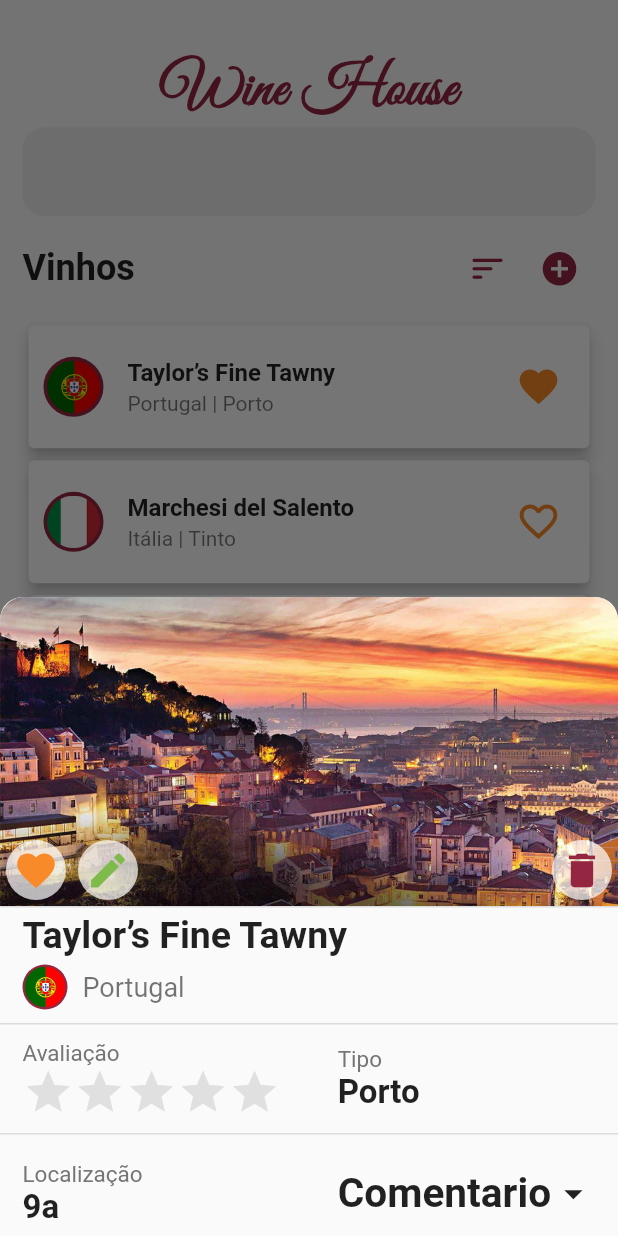
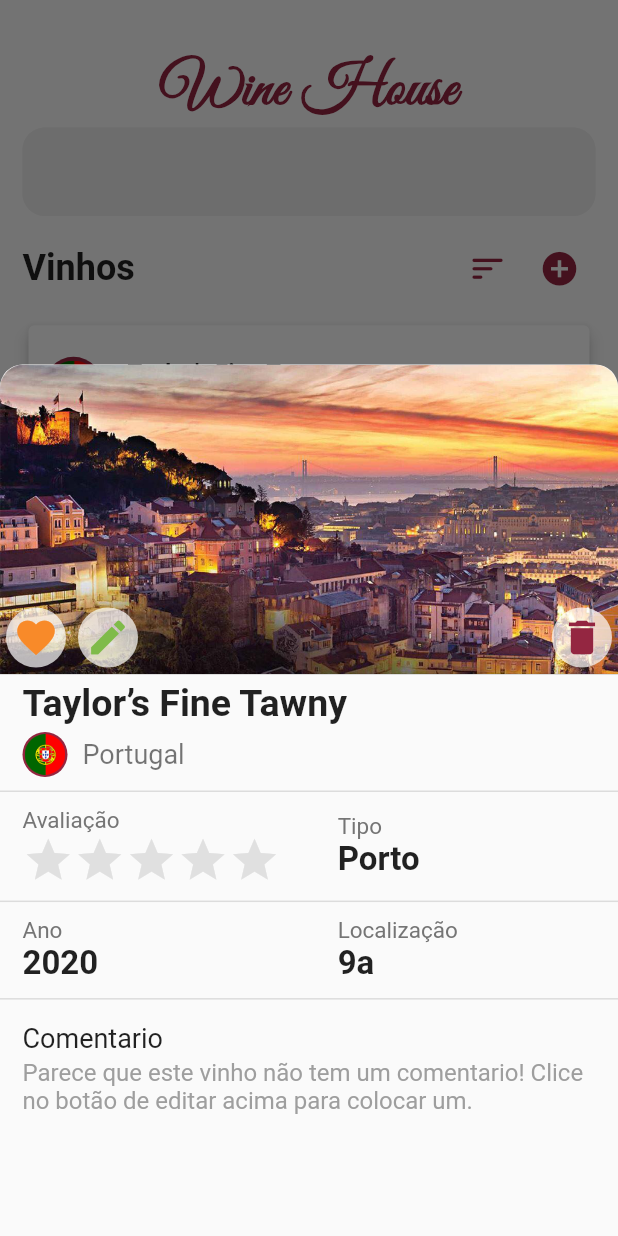
Before and after one commit to FredericoPM/Wine-House, a Flutter app: the screen it shows after launch, after a tap on the "favorite outline" icon, after a tap on "Taylor’s Fine Tawny", on a phone screen of 412 x 824 dp. Run offline on Flutter 3.47's test engine with Material 2 defaults, Android fonts, the phone set to English and light mode, and no system bars; drawn by our look-alikes of auto_size_text, flutter_rating_bar; our stand-ins replace flushbar.

Commit message:
Modal terminado e cadastro de dados ajustados

```diff
--- a/lib/controls/list.dart
+++ b/lib/controls/list.dart
@@ -2,40 +2,50 @@ import '../models/vinho.dart';
 class ListController{
   List<Vinho> _vinhos = [
     Vinho(
+        id: 0,
         nome: "Taylor’s Fine Tawny",
-      idade: 20,
+        ano: 2020,
         pais: "Portugal",
         tipo: "Porto",
-      localizacao: "9a"
+        localizacao: "9a",
+        nota: 0.0
     ),
     Vinho(
+        id: 1,
         nome: "Marchesi del Salento",
-      idade: 1,
+        ano: 2017,
         pais: "Itália",
         tipo: "Tinto",
-      localizacao: "9a"
+        localizacao: "9a",
+        nota: 0.0
     ),
     Vinho(
+        id: 2,
         nome: "Les Templiers Cabernet Sauvignon",
-      idade: 20,
+        ano: 2019,
         pais: "França",
         tipo: "Tinto Seco",
-      localizacao: "9a"
+        localizacao: "9a",
+        nota: 0.0
     ),
     Vinho(
+        id: 3,
         nome: "Famiglia Castellani Pinoti Grigio",
-      idade: 1,
+        ano: 2020,
         pais: "Itália",
         tipo: "Branco",
-      localizacao: "9a"
+        localizacao: "9a",
+        nota: 0.0
     ),
     Vinho(
+        id: 4,
         nome: "Carnivor Cabernet Sauvignon",
-      idade: 2017,
+        ano: 2017,
         pais: "Estados Unidos",
         tipo: "Tinto Meio Seco",
         localizacao: "9a",
-      comentario: "Elaborado com a Cabernet Sauvignon, considerada a rainha das uvas tintas, esse rótulo faz referência a ousadia e a audácia do topo da cadeia alimentar, os carnívoros. Com um estilo que agrada os mais diversos paladares, o Carnivor reúne tudo o que você procura em um vinho: personalidade, potência e sabor persistente."
+        nota: 0.0,
+        comentario: "Elaborado com a Cabernet Sauvignon, considerada a rainha das uvas tintas, esse rótulo faz referência a ousadia e a audácia do topo da cadeia alimentar, os carnívoros. Com um estilo que agrada os mais diversos paladares, o Carnivor reúne tudo o que você procura em um vinho: personalano, potência e sabor persistente."
     ),
   ];
   String _order = "nm";
@@ -90,19 +100,34 @@ class ListController{
         break;
     }
   }
+  int _lastId(){
+    int lastId = 0;
+    vinhos.forEach((v) {
+      if(v.id > lastId)
+        lastId = v.id;
+    });
+    return lastId;
+  }
+
   Future<void> add(Vinho v) async{
+    v.id = _lastId();
     vinhos.add(v);
   }
-
   void eddit(Vinho v, int index){
     vinhos[index] = v;
   }
-
   void remove(Vinho vinho){
     vinhos.removeWhere((v) => v.nome == vinho.nome &&  v.localizacao == vinho.localizacao);
   }
-
-  List<Vinho> search(string ){
-
+  Vinho search(int id){
+    List<Vinho> resultados = vinhos.where((v) => v.id == id).toList();
+    return resultados[0];
+  }
+  int searchIndex(int id){
+    for(int i=0; i<vinhos.length;i++){
+      if(vinhos[i].id == id)
+        return i;
+    }
+    return -1;
   }
 }
--- a/lib/models/vinho.dart
+++ b/lib/models/vinho.dart
@@ -1,7 +1,8 @@
 class Vinho {
+  int _id;
   String nome;
   String tipo;
-  int idade;
+  int ano;
   String pais;
   String localizacao;
   double nota;
@@ -9,8 +10,9 @@ class Vinho {
   bool favorito;
 
   Vinho({
+    id,
     this.nome,
-    this.idade,
+    this.ano,
     this.pais,
     this.tipo,
     this.localizacao,
@@ -18,16 +20,27 @@ class Vinho {
     this.comentario = "",
     this.favorito = false,
   }){
+    _id = id;
     nome = nome[0].toUpperCase() + nome.substring(1);
     pais = pais[0].toUpperCase() + pais.substring(1);
     tipo = tipo[0].toUpperCase() + tipo.substring(1);
+    if(localizacao == "")
+      localizacao = "Não informada";
+    if(ano == -1){
+      ano = DateTime.now().year;
+    }
   }
-
+  int get id{
+    return _id;
+  }
+  set id(int id){
+    _id = id;
+  }
 
 
   Vinho.fromJson(Map<String, dynamic> json) {
     nome = json['nome'];
-    idade = json['idade'];
+    ano = json['ano'];
     pais = json['pais'];
     tipo = json['tipo'];
     favorito = json['favorito'];
@@ -37,7 +50,7 @@ class Vinho {
   Map<String, dynamic> toJson() {
     final Map<String, dynamic> data = new Map<String, dynamic>();
     data['nome'] = this.nome;
-    data['idade'] = this.idade;
+    data['ano'] = this.ano;
     data['pais'] = this.pais;
     data['tipo'] = this.tipo;
     data['favorito'] = this.favorito;
--- a/lib/views/list.dart
+++ b/lib/views/list.dart
@@ -58,14 +58,16 @@ class _Main_listState extends State<Main_list> {
               controller.remove(vinho);
             });
             Navigator.of(context).pop();
-            showFlushbar(context, "Vinho deletado com sucesso", Theme.of(context).errorColor);
+            showFlushbar(context, "Vinho deletado com sucesso!", Theme.of(context).errorColor);
           },
           onEddit: (Vinho v){
             setState(() {
-              controller.eddit(v, controller.vinhos.indexOf(vinho));
+              controller.eddit(v, controller.searchIndex(vinho.id));
               controller.sort();
             });
-            Navigator.of(context).pop();
+          },
+          att: (int id){
+            return controller.search(id);
           },
         );
       },
--- a/lib/views/wineForm.dart
+++ b/lib/views/wineForm.dart
@@ -21,8 +21,9 @@ class _WineFormState extends State<WineForm> {
   TextEditingController _paisTextController = TextEditingController();
   TextEditingController _nomeController = TextEditingController();
   TextEditingController _tipoController = TextEditingController();
-  TextEditingController _idadeController = TextEditingController();
+  TextEditingController _anoController = TextEditingController();
   TextEditingController _localizacaoController = TextEditingController();
+  TextEditingController _comentarioController = TextEditingController();
 
   final sizedBoxSpace = SizedBox(height: 12);
   Vinho vinho;
@@ -31,8 +32,9 @@ class _WineFormState extends State<WineForm> {
       _paisTextController.text = vinho.pais;
       _nomeController.text = vinho.nome;
       _tipoController.text = vinho.tipo;
-      _idadeController.text = vinho.idade.toString();
+      _anoController.text = vinho.ano.toString();
       _localizacaoController.text = vinho.localizacao;
+      _comentarioController.text = vinho.comentario;
     }
   }
   @override
@@ -106,9 +108,8 @@ class _WineFormState extends State<WineForm> {
                       ),
                       sizedBoxSpace,
                       TextFild(
-                      controller: _idadeController,
-                      hintText: "Idade",
-                      errorText: "Por favor preencha a idade",
+                        controller: _anoController,
+                        hintText: "Ano",
                         icon: Icon(Icons.date_range_outlined, color: Colors.grey[700]),
                         keyboardType: TextInputType.number,
                       ),
@@ -116,8 +117,13 @@ class _WineFormState extends State<WineForm> {
                       TextFild(
                         controller: _localizacaoController,
                         hintText: "Localização",
-                      errorText: "Por favor preencha a localização",
                         icon: Icon(Icons.grid_on, color: Colors.grey[700]),
+                      ),
+                      sizedBoxSpace,
+                      TextFild(
+                        controller: _comentarioController,
+                        hintText: "Comentario",
+                        icon: Icon(Icons.comment, color: Colors.grey[700]),
                       ),
                       sizedBoxSpace,
                     ],
@@ -152,19 +158,24 @@ class _WineFormState extends State<WineForm> {
                               widget.onAdd(Vinho(
                                 nome: _nomeController.text,
                                 tipo: _tipoController.text,
-                              idade: int.parse(_idadeController.text),
+                                ano: _anoController.text == "" ? -1 : int.parse(_anoController.text),
                                 pais: _paisTextController.text,
                                 localizacao: _localizacaoController.text,
+                                comentario: _comentarioController.text,
                               ));
                             }else{
                               widget.onEddit(Vinho(
+                                id: vinho.id,
+                                nota: vinho.nota,
                                 nome: _nomeController.text,
                                 tipo: _tipoController.text,
-                              idade: int.parse(_idadeController.text),
+                                ano: int.parse(_anoController.text),
                                 pais: _paisTextController.text,
                                 localizacao: _localizacaoController.text,
                                 favorito: vinho.favorito,
+                                comentario: _comentarioController.text,
                               ));
+                              Navigator.of(context).pop();
                             }
                           }
                         }
--- a/lib/widgets/infoModal.dart
+++ b/lib/widgets/infoModal.dart
@@ -11,19 +11,21 @@ class InfoModal extends StatefulWidget {
   void Function() onFavorite;
   void Function(Vinho vinho) onDelete;
   void Function(Vinho vinho) onEddit;
-  InfoModal({this.vinho, this.onDelete, this.onFavorite, this.onEddit}){
+  Vinho Function(int id) att;
+  InfoModal({this.vinho, this.onDelete, this.onFavorite, this.onEddit, this.att}){
     imageExist = paisesController.imageExist(vinho);
   }
   @override
-  _InfoModalState createState() => _InfoModalState();
+  _InfoModalState createState() => _InfoModalState(vinho);
 }
 
 class _InfoModalState extends State<InfoModal> {
-  bool comentarioOn = false;
+  Vinho vinho;
+  _InfoModalState(this.vinho);
   @override
   Widget build(BuildContext context) {
     return Container(
-      height: 220 + (widget.imageExist ? MediaQuery.of(context).size.width/2 : 30.0) + (comentarioOn ? 110.0 : 0.0),
+      height: 375 + (widget.imageExist ? MediaQuery.of(context).size.width/2 : 30.0),
       child: Column(
         children: [
           widget.imageExist ? Container(
@@ -32,7 +34,7 @@ class _InfoModalState extends State<InfoModal> {
                 alignment: Alignment.bottomLeft,
                 children: [
                   Image.asset(
-                    widget.paisesController.backgroundPath(widget.vinho),
+                    widget.paisesController.backgroundPath(vinho),
                     fit: BoxFit.cover,
                   ),
                   Row(
@@ -50,7 +52,7 @@ class _InfoModalState extends State<InfoModal> {
                                 ),
                               ),
                               IconButton(
-                                  icon: Icon(widget.vinho.favorito ? Icons.favorite : Icons.favorite_outline, color: Theme.of(context).errorColor, size: 30,),
+                                  icon: Icon(vinho.favorito ? Icons.favorite : Icons.favorite_outline, color: Theme.of(context).errorColor, size: 30,),
                                   onPressed: (){
                                     setState(() {
                                       widget.onFavorite();
@@ -72,8 +74,13 @@ class _InfoModalState extends State<InfoModal> {
                                 icon: Icon(Icons.edit, color: Theme.of(context).accentColor, size: 30),
                                 onPressed: () => Navigator.push(
                                     context, MaterialPageRoute(builder: (context) => WineForm(
-                                      vinho: widget.vinho,
-                                      onEddit: (Vinho v) => widget.onEddit(v),
+                                  vinho: vinho,
+                                  onEddit: (Vinho v) =>setState(() {
+                                    widget.onEddit(v);
+                                    setState(() {
+                                      vinho = widget.att(vinho.id);
+                                    });
+                                  }),
                                 ))
                                 ),
                               ),
@@ -93,7 +100,7 @@ class _InfoModalState extends State<InfoModal> {
                           IconButton(
                               icon: Icon(Icons.delete, color: Theme.of(context).primaryColor, size: 30,),
                               onPressed: (){
-                                widget.onDelete(widget.vinho);
+                                widget.onDelete(vinho);
                               }
                           ),
                         ],
@@ -108,7 +115,7 @@ class _InfoModalState extends State<InfoModal> {
               Row(
                 children: [
                   IconButton(
-                      icon: Icon(widget.vinho.favorito ? Icons.favorite : Icons.favorite_outline, color: Theme.of(context).errorColor, size: 30,),
+                      icon: Icon(vinho.favorito ? Icons.favorite : Icons.favorite_outline, color: Theme.of(context).errorColor, size: 30,),
                       onPressed: (){
                         setState(() {
                           widget.onFavorite();
@@ -119,8 +126,13 @@ class _InfoModalState extends State<InfoModal> {
                     icon: Icon(Icons.edit, color: Theme.of(context).accentColor, size: 30),
                     onPressed: () => Navigator.push(
                         context, MaterialPageRoute(builder: (context) => WineForm(
-                      vinho: widget.vinho,
-                      onEddit: (Vinho v) => widget.onEddit(v),
+                      vinho: vinho,
+                      onEddit: (Vinho v) {
+                        widget.onEddit(v);
+                        setState(() {
+                          vinho = widget.att(vinho.id);
+                        });
+                      },
                     ))
                     ),
                   ),
@@ -129,7 +141,7 @@ class _InfoModalState extends State<InfoModal> {
               IconButton(
                   icon: Icon(Icons.delete, color: Theme.of(context).primaryColor, size: 30,),
                   onPressed: (){
-                    widget.onDelete(widget.vinho);
+                    widget.onDelete(vinho);
                   }
               ),
             ],
@@ -138,7 +150,7 @@ class _InfoModalState extends State<InfoModal> {
           ListTile(
             contentPadding: EdgeInsets.fromLTRB(15, 0, 15, 0),
             title: AutoSizeText(
-              widget.vinho.nome,
+              vinho.nome,
               maxLines: 1,
               style: TextStyle(
                   fontWeight: FontWeight.bold,
@@ -160,7 +172,7 @@ class _InfoModalState extends State<InfoModal> {
                         Container(
                           height:27,
                           child: Image.asset(
-                            widget.paisesController.imagePath(widget.vinho),
+                            widget.paisesController.imagePath(vinho),
                             fit: BoxFit.cover,
                           ),
                         )
@@ -168,13 +180,13 @@ class _InfoModalState extends State<InfoModal> {
                     ),
                     SizedBox(width:widget.imageExist ? 10 : 0, height: 1,),
                     Text(
-                      widget.vinho.pais,
+                      vinho.pais,
                       style: TextStyle(fontSize: 18),
                     ),
                   ],
                 )
             ): Text(
-              widget.vinho.pais,
+              vinho.pais,
               style: TextStyle(fontSize: 18),
             ),
           ),
@@ -198,7 +210,7 @@ class _InfoModalState extends State<InfoModal> {
                           RatingBar.builder(
                             itemSize: (constraints.maxWidth*9)/100,
                             unratedColor: Colors.grey[300],
-                          initialRating: 0,
+                            initialRating: vinho.nota,
                             minRating: 0,
                             direction: Axis.horizontal,
                             allowHalfRating: true,
@@ -210,7 +222,8 @@ class _InfoModalState extends State<InfoModal> {
                               size: 10,
                             ),
                             onRatingUpdate: (rating) {
-                            print(rating);
+                              vinho.nota = rating;
+                              widget.onEddit(vinho);
                             },
                           ),
                         ],
@@ -227,7 +240,7 @@ class _InfoModalState extends State<InfoModal> {
                             ),
                           ),
                           AutoSizeText(
-                          widget.vinho.tipo,
+                            vinho.tipo,
                             style: TextStyle(
                                 fontSize: 22,
                                 fontWeight: FontWeight.bold
@@ -243,7 +256,7 @@ class _InfoModalState extends State<InfoModal> {
           ),
           const Divider(thickness: 1, height: 1,),
           Padding(
-              padding: EdgeInsets.fromLTRB(15, 10, 15, 0),
+              padding: EdgeInsets.fromLTRB(15, 10, 15, 10),
               child: LayoutBuilder(
                 builder: (ctx, constraints){
                   return Row(
@@ -254,14 +267,14 @@ class _InfoModalState extends State<InfoModal> {
                           crossAxisAlignment: CrossAxisAlignment.start,
                           children: [
                             Text(
-                              "Localização",
+                              "Ano",
                               style: TextStyle(
                                   fontSize: 15,
                                   color: Colors.grey[600]
                               ),
                             ),
                             AutoSizeText(
-                              widget.vinho.localizacao,
+                              vinho.ano.toString(),
                               style: TextStyle(
                                   fontSize: 22,
                                   fontWeight: FontWeight.bold
@@ -274,27 +287,25 @@ class _InfoModalState extends State<InfoModal> {
                       SizedBox(width: (constraints.maxWidth*2)/20, height: 1,),
                       Container(
                         width: (constraints.maxWidth*9)/20,
-                        child: FittedBox(
-                          child: FlatButton(
-                            onPressed: (){
-                              setState(() {
-                                comentarioOn = !comentarioOn;
-                              });
-                            },
-                            padding: EdgeInsets.all(0),
-                            child: Row(
+                        child: Column(
+                          crossAxisAlignment: CrossAxisAlignment.start,
                           children: [
                             Text(
-                                  "Comentario",
+                              "Localização",
+                              style: TextStyle(
+                                  fontSize: 15,
+                                  color: Colors.grey[600]
+                              ),
+                            ),
+                            AutoSizeText(
+                              vinho.localizacao,
                               style: TextStyle(
                                   fontSize: 22,
                                   fontWeight: FontWeight.bold
                               ),
+                              maxLines: 1,
                             ),
-                                Icon(comentarioOn ?Icons.arrow_drop_up : Icons.arrow_drop_down),
                           ],
-                            ),
-                          ),
                         ),
                       ),
                     ],
@@ -303,26 +314,30 @@ class _InfoModalState extends State<InfoModal> {
               )
           ),
           const Divider(thickness: 1, height: 1,),
-          comentarioOn
-          ? Padding(
-            padding: EdgeInsets.fromLTRB(15, 10, 15, 0),
+          Padding(
+              padding: EdgeInsets.fromLTRB(15,15, 15, 5),
               child: Container(
-              height: 95,
+                height: 135,
                 child: ListView(
                   children: [
-                  SizedBox(height: 2),
                     Text(
-                    widget.vinho.comentario == "" ? "Parece que este vinho não tem um comentario" : widget.vinho.comentario,
+                      "Comentario",
+                      style: TextStyle(
+                        fontSize: 18,
+                      ),
+                    ),
+                    SizedBox(height: 3),
+                    Text(
+                      vinho.comentario == "" ? "Parece que este vinho não tem um comentario! Clice no botão de editar acima para colocar um." : vinho.comentario,
                       style: TextStyle(
                           fontSize: 16,
-                        color: widget.vinho.comentario == "" ? Colors.grey : Colors.black
+                          color: vinho.comentario == "" ? Colors.grey : Colors.grey[700]
                       ),
                     ),
                   ],
                 ),
               )
           )
-          : SizedBox(height: 0, width: 0,),
         ],
       ),
     );
--- a/lib/widgets/textField.dart
+++ b/lib/widgets/textField.dart
@@ -31,7 +31,7 @@ class _TextFildState extends State<TextFild> {
               keyboardType: widget.keyboardType,
               enabled: true,
               controller: widget.controller,
-              validator: (s) {
+              validator: widget.errorText == "" ? null : (s) {
                 if (s.isEmpty)
                   return widget.errorText;
                 else
```
Lines whose indentation alone changed are shown as unchanged.
